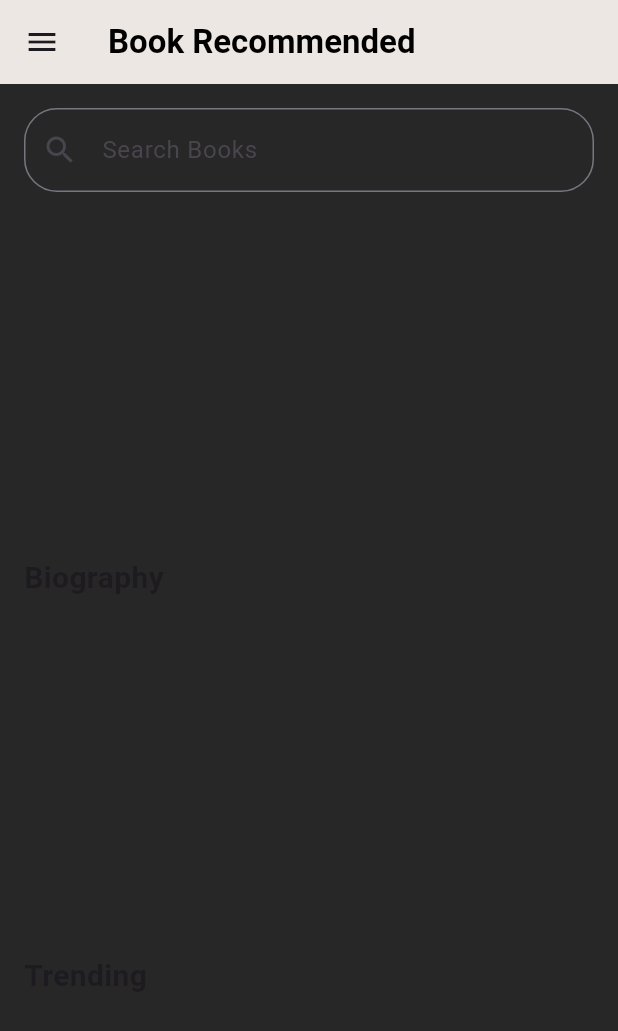
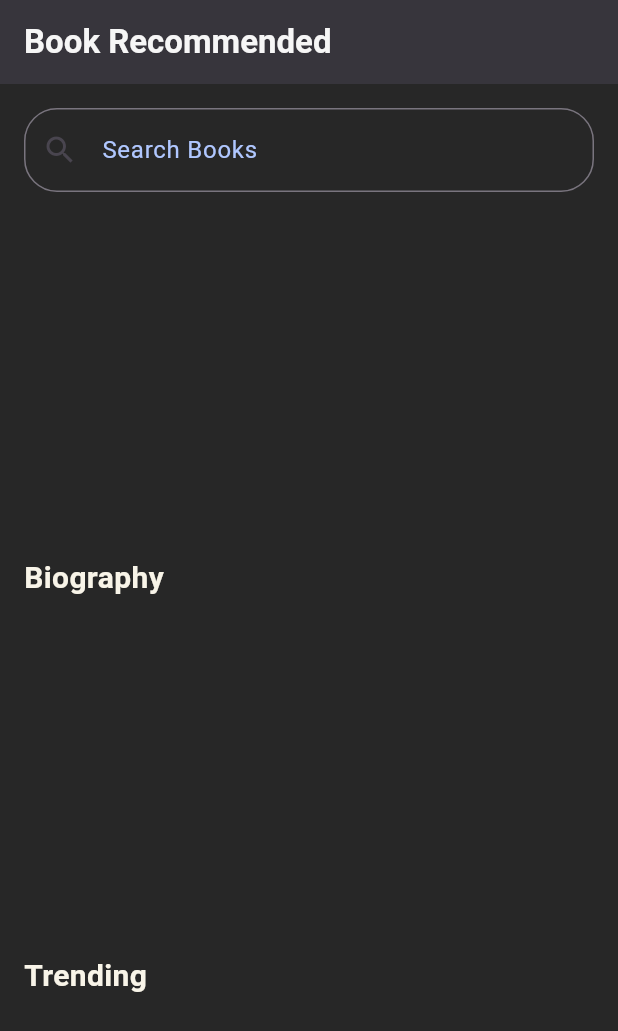
Before and after one commit to SB-Sagor/books_recommandation, a Flutter app: the HomeScreen screen opened directly, scrolled down 576 dp, on a phone screen of 412 x 824 dp. Shown: the top 1031 px of the screen. Run offline on Flutter 3.47's test engine with Material 3 defaults, Android fonts, the phone set to English and light mode, and no system bars; our stand-ins replace cloud_firestore, firebase_auth, firebase_core, firebase_storage, flutter_screenutil, iconsax; accounts and stored records are empty; network calls fail.

Commit message:
user added

```diff
--- a/lib/features/screens/login/login_screen.dart
+++ b/lib/features/screens/login/login_screen.dart
@@ -11,6 +11,7 @@ import 'package:book_store/features/shop/screens/home/home_screen.dart';
 import 'package:flutter/material.dart';
 import 'package:firebase_auth/firebase_auth.dart';
 
+import '../../../navigation_menu.dart';
 import '../signup/register_screen.dart';
 
 class LoginScreen extends StatefulWidget {
@@ -42,7 +43,7 @@ class _LoginScreenState extends State<LoginScreen> {
           // Navigate to home screen
           Navigator.pushReplacement(
             context,
-            MaterialPageRoute(builder: (context) => HomeScreen()),
+            MaterialPageRoute(builder: (context) => NavigationMenu()),
           );
         } else {
           ScaffoldMessenger.of(context).showSnackBar(
--- a/lib/features/shop/screens/home/home_screen.dart
+++ b/lib/features/shop/screens/home/home_screen.dart
@@ -6,8 +6,6 @@ import 'package:book_store/utils/constants/color.dart';
 import 'package:book_store/utils/helpers/helper_functions.dart';
 import 'package:book_store/widgets/book_card.dart';
 import 'package:flutter/material.dart';
-
-// Import local files (Ensure paths are correct)
 
 class HomeScreen extends StatefulWidget {
   const HomeScreen({super.key});
@@ -88,11 +86,12 @@ class _HomeScreenState extends State<HomeScreen> {
     return Scaffold(
       backgroundColor: dark ? UColors.white : UColors.dark,
       appBar: AppBar(
-        title: const Text("Book Recommended",
-            style: TextStyle(color: Colors.black, fontWeight: FontWeight.bold)),
-        backgroundColor: UColors.primary,
+        title: Text("Book Recommended",
+            style: TextStyle(
+                color: dark ? UColors.dark : UColors.light,
+                fontWeight: FontWeight.bold)),
+        backgroundColor: dark ? UColors.primary : UColors.secondary,
       ),
-      drawer: _buildDrawer(),
       body: Column(
         children: [
           _buildSearchBar(),
@@ -109,12 +108,15 @@ class _HomeScreenState extends State<HomeScreen> {
   }
 
   Widget _buildSearchBar() {
+    bool dark = UHelperFunctions.isDarkMode(context);
     return Padding(
       padding: const EdgeInsets.all(16.0),
       child: TextField(
+        style: TextStyle(color: dark ? UColors.secondary : UColors.primary),
         controller: searchController,
         decoration: InputDecoration(
           labelText: "Search Books",
+          labelStyle: TextStyle(color: dark ? UColors.accent : UColors.accent),
           hintText: "Enter book name...",
           prefixIcon: const Icon(Icons.search),
           border: OutlineInputBorder(borderRadius: BorderRadius.circular(22.0)),
@@ -124,6 +126,7 @@ class _HomeScreenState extends State<HomeScreen> {
   }
 
   Widget _buildCategoryView() {
+    bool dark = UHelperFunctions.isDarkMode(context);
     return ListView(
       children: cachedCategories.entries.map((entry) {
         return Column(
@@ -132,8 +135,10 @@ class _HomeScreenState extends State<HomeScreen> {
             Padding(
               padding: const EdgeInsets.symmetric(horizontal: 16, vertical: 8),
               child: Text(entry.key,
-                  style: const TextStyle(
-                      fontSize: 20, fontWeight: FontWeight.bold)),
+                  style: TextStyle(
+                      fontSize: 20,
+                      fontWeight: FontWeight.bold,
+                      color: dark ? UColors.secondary : UColors.primary)),
             ),
             SizedBox(
               height: 220,
@@ -155,8 +160,14 @@ class _HomeScreenState extends State<HomeScreen> {
   }
 
   Widget _buildSearchResults() {
-    if (recommendedBooks.isEmpty)
-      return const Center(child: Text("No recommendations found"));
+    bool dark = UHelperFunctions.isDarkMode(context);
+    if (recommendedBooks.isEmpty) {
+      return Center(
+          child: Text(
+        "No recommendations found",
+        style: TextStyle(color: dark ? UColors.primary : UColors.secondary),
+      ));
+    }
     return ListView.builder(
       itemCount: recommendedBooks.length,
       itemBuilder: (context, index) {
@@ -173,33 +184,4 @@ class _HomeScreenState extends State<HomeScreen> {
       },
     );
   }
-
-  Widget _buildDrawer() {
-    return Drawer(
-      child: ListView(
-        padding: EdgeInsets.zero,
-        children: [
-          const DrawerHeader(
-            decoration: BoxDecoration(color: UColors.primary),
-            child: Text("Book Store",
-                style: TextStyle(color: Colors.black, fontSize: 24)),
-          ),
-          ListTile(
-              leading: const Icon(Icons.person),
-              title: const Text("Users"),
-              onTap: () {}),
-          ListTile(
-              leading: const Icon(Icons.upload_file),
-              title: const Text("Upload Books"),
-              onTap: () {}),
-          const Divider(),
-          ListTile(
-            leading: const Icon(Icons.logout, color: Colors.red),
-            title: const Text("Logout", style: TextStyle(color: Colors.red)),
-            onTap: () => HomeHelper.logout(context, LoginScreen()),
-          ),
-        ],
-      ),
-    );
-  }
 }
--- a/lib/features/shop/screens/home/request.dart
+++ b/lib/features/shop/screens/home/request.dart
@@ -90,8 +90,9 @@ class _RequestBookScreenState extends State<RequestBookScreen> {
       backgroundColor: dark ? UColors.light : UColors.dark,
       appBar: AppBar(
         title: Text("Submit Book Request",
-            style: TextStyle(color: UColors.textPrimary, fontSize: 18.sp)),
-        backgroundColor: UColors.primary,
+            style: TextStyle(
+                color: dark ? UColors.dark : UColors.light, fontSize: 18.sp)),
+        backgroundColor: dark ? UColors.primary : UColors.secondary,
       ),
       body: SingleChildScrollView(
         padding: EdgeInsets.symmetric(horizontal: 16.w, vertical: 16.h),
--- a/lib/utils/constants/color.dart
+++ b/lib/utils/constants/color.dart
@@ -7,7 +7,7 @@ class UColors{
 
 // App theme colors
   static const Color primary = Color(0xfff8f4e8);
-  static const Color secondary = Colors.black;
+  static const Color secondary = Color(0xFF333333);
   static const Color accent = Color(0xFFb0c7ff);
 
   // Text colors
```
Also changed, not shown: lib/common/widgets/buttons/custom_button.dart (+6 -6 lines), lib/features/shop/screens/home/profile/user.dart (added, +105 -0 lines), lib/features/shop/screens/home/reply.dart (+5 -2 lines), lib/navigation_menu.dart (+33 -6 lines).
